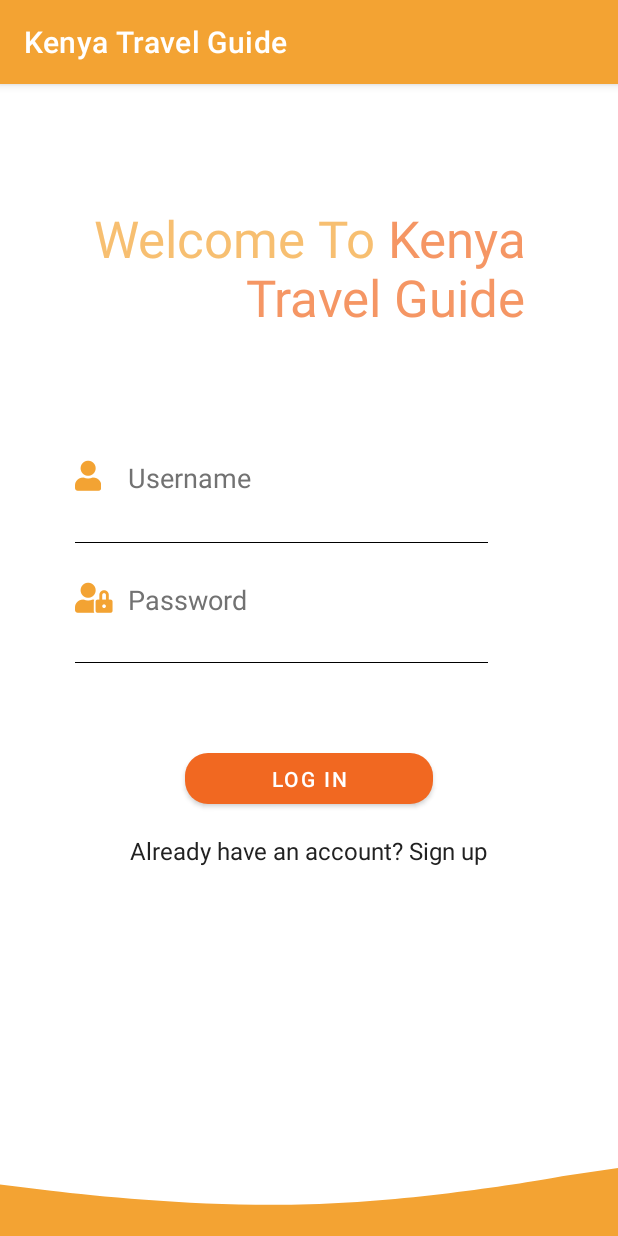
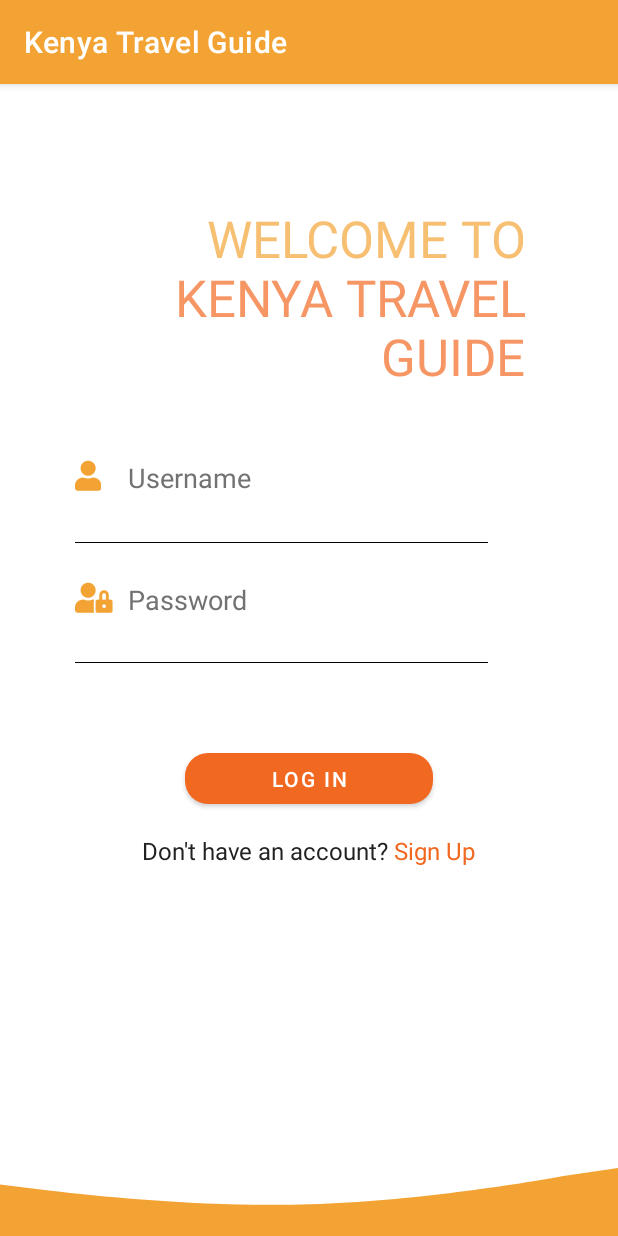
Before and after one commit to EmmanuelaJoy/travel-guide, an Android app: the LoginActivity screen opened directly, with no data from a screen before it, on a phone screen of 412 x 824 dp. Run offline under Robolectric (Android 15) with nearby library versions, the phone set to English and light mode, and no system bars; Roboto replaces fonts that are not available here.

Commit message:
add an intent to sign up link in login.xml

```diff
--- a/app/src/main/java/com/moringaschool/kenyatravelguide/LoginActivity.java
+++ b/app/src/main/java/com/moringaschool/kenyatravelguide/LoginActivity.java
@@ -13,12 +13,21 @@ import androidx.appcompat.app.AppCompatActivity;
 public class LoginActivity extends AppCompatActivity {
     private Button mLoginButton;
     private TextView mWelcomeMessage;
+    private TextView mSignUpMessage;
 
     @Override
     protected void onCreate(Bundle savedInstanceState) {
         super.onCreate(savedInstanceState);
         setContentView(R.layout.login);
         mWelcomeMessage = findViewById(R.id.welcomeMessage);
+        mSignUpMessage = findViewById(R.id.signUpLink);
+        mSignUpMessage.setOnClickListener(new View.OnClickListener() {
+            @Override
+            public void onClick(View view) {
+                Intent intent = new Intent(LoginActivity.this, SignupActivity.class);
+                startActivity(intent);
+            }
+        });
         mLoginButton = (Button)findViewById(R.id.login);
         mLoginButton.setOnClickListener(new View.OnClickListener() {
             @Override
@@ -26,7 +35,9 @@ public class LoginActivity extends AppCompatActivity {
 
             }
         });
-        String text = "<font color=#F3A333>Welcome To</font> <font color=#F16821>Kenya Travel Guide</font>";
-        mWelcomeMessage.setText(Html.fromHtml(text));
+        String title = "<font color=#F3A333>WELCOME TO</font> <font color=#F16821>KENYA TRAVEL GUIDE</font>";
+        String text = "<font color=#212121>Don't have an account?</font> <font color=#F16821>Sign Up</font>";
+        mWelcomeMessage.setText(Html.fromHtml(title));
+        mSignUpMessage.setText(Html.fromHtml(text));
     }
 }
--- a/app/src/main/res/layout/login.xml
+++ b/app/src/main/res/layout/login.xml
@@ -100,7 +100,7 @@
         android:layout_centerHorizontal="true"
         android:layout_marginLeft="0dp"
         android:layout_marginTop="500dp"
-        android:text="Already have an account? Sign up"
+        android:text="Don't have an account? Sign up"
         android:textColor="@color/colorPrimaryText"
         android:textSize="16sp"
         app:fontFamily="@font/prompt" />
```
